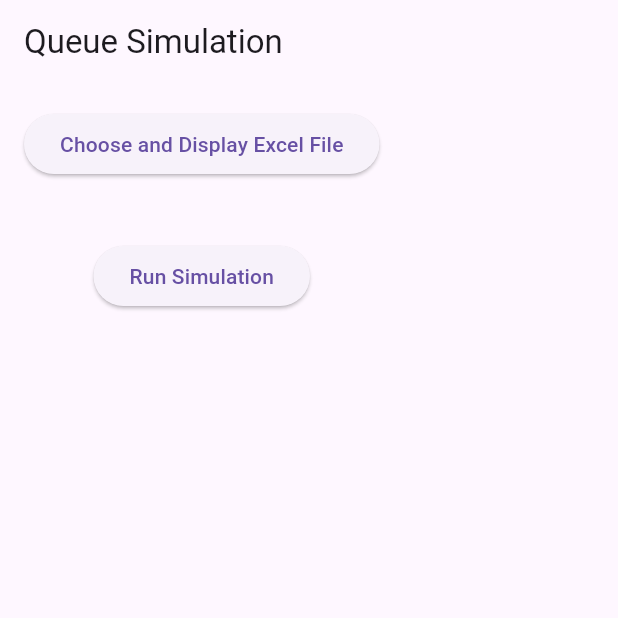
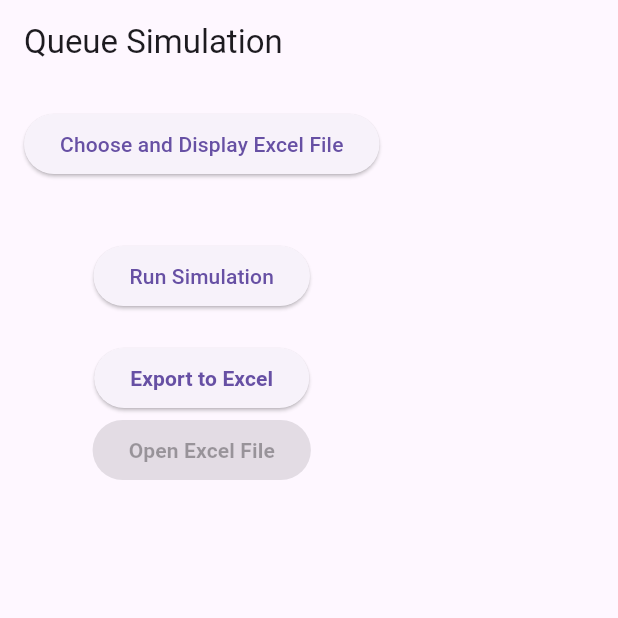
Before and after one commit to mohamedsaied05/Simulation_App, a Flutter app: the screen it shows after launch, after a tap on "Choose and Display Excel File", on a phone screen of 412 x 824 dp, the top half of it. Run offline on Flutter 3.47's test engine with Material 3 defaults, Android fonts, the phone set to English and light mode, and no system bars; our stand-ins replace file_picker, open_file, permission_handler; missing offline and left inert: excel, syncfusion_flutter_xlsio, syncfusion_officechart.

Commit message:
excel_file

```diff
--- a/lib/main.dart
+++ b/lib/main.dart
@@ -3,21 +3,26 @@ import 'package:file_picker/file_picker.dart';
 import 'package:excel/excel.dart';
 import 'dart:io';
 import 'dart:math';
+import 'package:simulation_app/excel_service.dart';
 
 void main() {
-  runApp(MyApp());
+  runApp(const MyApp());
 }
 
 class MyApp extends StatelessWidget {
+  const MyApp({super.key});
+
   @override
   Widget build(BuildContext context) {
-    return MaterialApp(
+    return const MaterialApp(
       home: ExcelSimulationScreen(),
     );
   }
 }
 
 class ExcelSimulationScreen extends StatefulWidget {
+  const ExcelSimulationScreen({super.key});
+
   @override
   _ExcelSimulationScreenState createState() => _ExcelSimulationScreenState();
 }
@@ -26,6 +31,15 @@ class _ExcelSimulationScreenState extends State<ExcelSimulationScreen> {
   List<List<String>> excelData = [];
   List<List<String>> simulationData = [];
   bool isExcelLoaded = false;
+  bool isExcelGenerated = false;
+  String? _filePath = '';
+  late ExcelService service;
+
+  @override
+  void initState() {
+    super.initState();
+    service = ExcelService(_filePath, simulationData);
+  }
 
   Future<void> pickAndReadExcelFile() async {
     try {
@@ -35,41 +49,35 @@ class _ExcelSimulationScreenState extends State<ExcelSimulationScreen> {
       );
 
       if (result != null) {
-        String? filePath = result.files.single.path;
-        if (filePath != null) {
-          var bytes = File(filePath).readAsBytesSync();
+        _filePath = result.files.single.path; // Save the file path
+        var bytes = File(_filePath!).readAsBytesSync();
         var excel = Excel.decodeBytes(bytes);
 
         if (excel.tables.isNotEmpty) {
           String firstTableName = excel.tables.keys.first;
           var rows = excel.tables[firstTableName]?.rows;
 
-            if (rows != null && rows.length > 1) {
+          if (rows != null && rows.isNotEmpty) {
             excelData = rows
-                  .skip(2)
                 .map((row) =>
                     row.map((cell) => cell?.value?.toString() ?? '').toList())
                 .toList();
-              setState(() => isExcelLoaded = true);
+            isExcelLoaded = true;
           } else {
-              setState(() {
             excelData = [
               ['Error:', 'The Excel sheet is empty or invalid.']
             ];
             isExcelLoaded = false;
-              });
-            }
           }
         }
       }
     } catch (e) {
-      setState(() {
       excelData = [
         ['Error:', e.toString()]
       ];
       isExcelLoaded = false;
-      });
     }
+    setState(() {});
   }
 
   void runSimulation() {
@@ -116,7 +124,7 @@ class _ExcelSimulationScreenState extends State<ExcelSimulationScreen> {
         scrollDirection: Axis.vertical,
         child: Table(
           border: TableBorder.all(color: Colors.black),
-          defaultColumnWidth: FixedColumnWidth(100.0),
+          defaultColumnWidth: const FixedColumnWidth(100.0),
           children: [
             TableRow(
               children: headers
@@ -125,12 +133,12 @@ class _ExcelSimulationScreenState extends State<ExcelSimulationScreen> {
             ),
             ...data.map((row) {
               while (row.length < columnCount) {
-                row.add('');
+                row.add(''); // Fill missing cells with empty strings
               }
               return TableRow(
                 children: row.map((cell) => _buildCell(cell)).toList(),
               );
-            }).toList(),
+            }),
           ],
         ),
       ),
@@ -139,7 +147,7 @@ class _ExcelSimulationScreenState extends State<ExcelSimulationScreen> {
 
   Widget _buildCell(String content, {bool isHeader = false}) {
     return Container(
-      padding: EdgeInsets.all(8.0),
+      padding: const EdgeInsets.all(8.0),
       color: isHeader ? Colors.yellow : Colors.white,
       child: Text(
         content,
@@ -154,26 +162,26 @@ class _ExcelSimulationScreenState extends State<ExcelSimulationScreen> {
   @override
   Widget build(BuildContext context) {
     return Scaffold(
-      appBar: AppBar(title: Text('Queue Simulation')),
+      appBar: AppBar(title: const Text('Queue Simulation')),
       body: Padding(
         padding: const EdgeInsets.all(16.0),
         child: Column(
           children: [
             ElevatedButton(
               onPressed: pickAndReadExcelFile,
-              child: Text('Choose and Display Excel File'),
+              child: const Text('Choose and Display Excel File'),
             ),
-            SizedBox(height: 20),
+            const SizedBox(height: 20),
             if (isExcelLoaded)
               Expanded(
                   child:
                       buildTable(excelData, ['code', 'Service', 'Duration'])),
-            SizedBox(height: 20),
+            const SizedBox(height: 20),
             ElevatedButton(
               onPressed: runSimulation,
-              child: Text('Run Simulation'),
+              child: const Text('Run Simulation'),
             ),
-            SizedBox(height: 20),
+            const SizedBox(height: 20),
             if (simulationData.isNotEmpty)
               Expanded(
                 child: buildTable(
@@ -192,6 +200,31 @@ class _ExcelSimulationScreenState extends State<ExcelSimulationScreen> {
                   ],
                 ),
               ),
+            ElevatedButton(
+              onPressed: () async {
+                service
+                    .createExcelTables(); // Call create method to prepare Excel data
+                setState(() {
+                  isExcelGenerated =
+                      true; // Update state to indicate file generation
+                });
+              },
+              child: const Text(
+                'Export to Excel',
+                style: TextStyle(fontWeight: FontWeight.bold),
+              ),
+            ),
+            ElevatedButton(
+              onPressed: isExcelGenerated
+                  ? () async {
+                      await service.openSavedFile(); // Open the saved file
+                    }
+                  : null,
+              child: const Text(
+                'Open Excel File',
+                style: TextStyle(fontWeight: FontWeight.bold),
+              ),
+            ),
           ],
         ),
       ),
--- a/pubspec.yaml
+++ b/pubspec.yaml
@@ -36,6 +36,11 @@ dependencies:
   # The following adds the Cupertino Icons font to your application.
   # Use with the CupertinoIcons class for iOS style icons.
   cupertino_icons: ^1.0.8
+  open_file: ^3.5.9
+  spreadsheet_decoder: ^2.3.0
+  syncfusion_flutter_xlsio: ^27.1.57
+  syncfusion_officechart: ^27.1.57
+  permission_handler: ^11.3.1
 
 dev_dependencies:
   flutter_test:
```
Also changed, not shown: lib/excel_service.dart (added, +175 -0 lines), pubspec.lock, 7 other files. Lines whose indentation alone changed are shown as unchanged.
